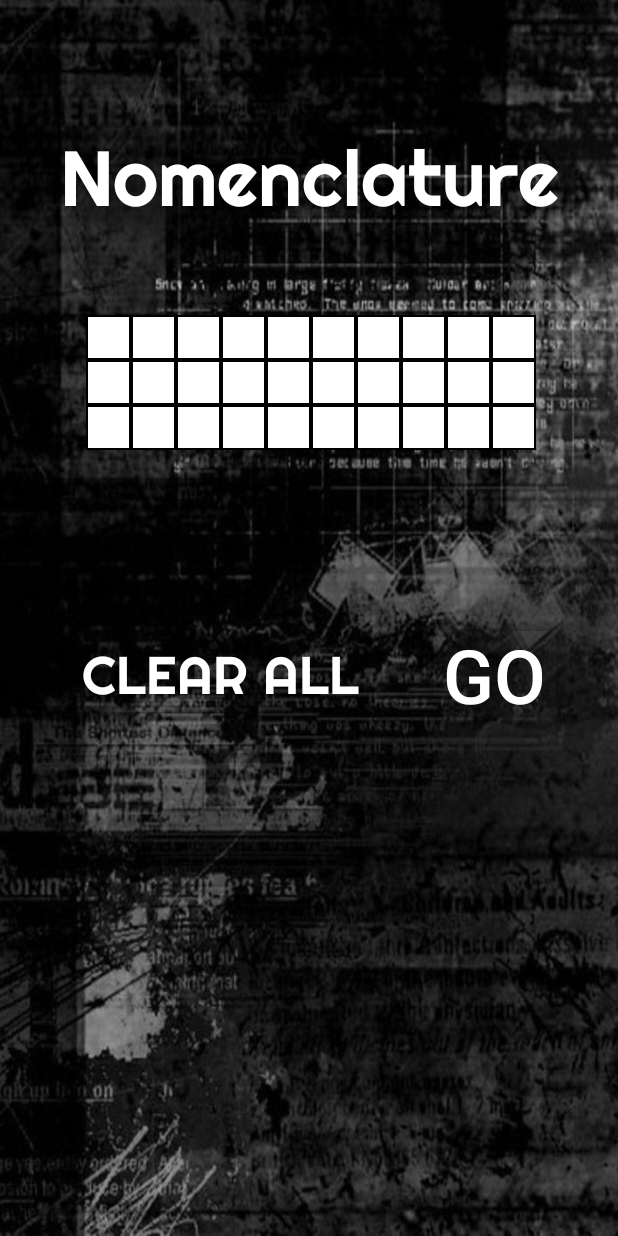
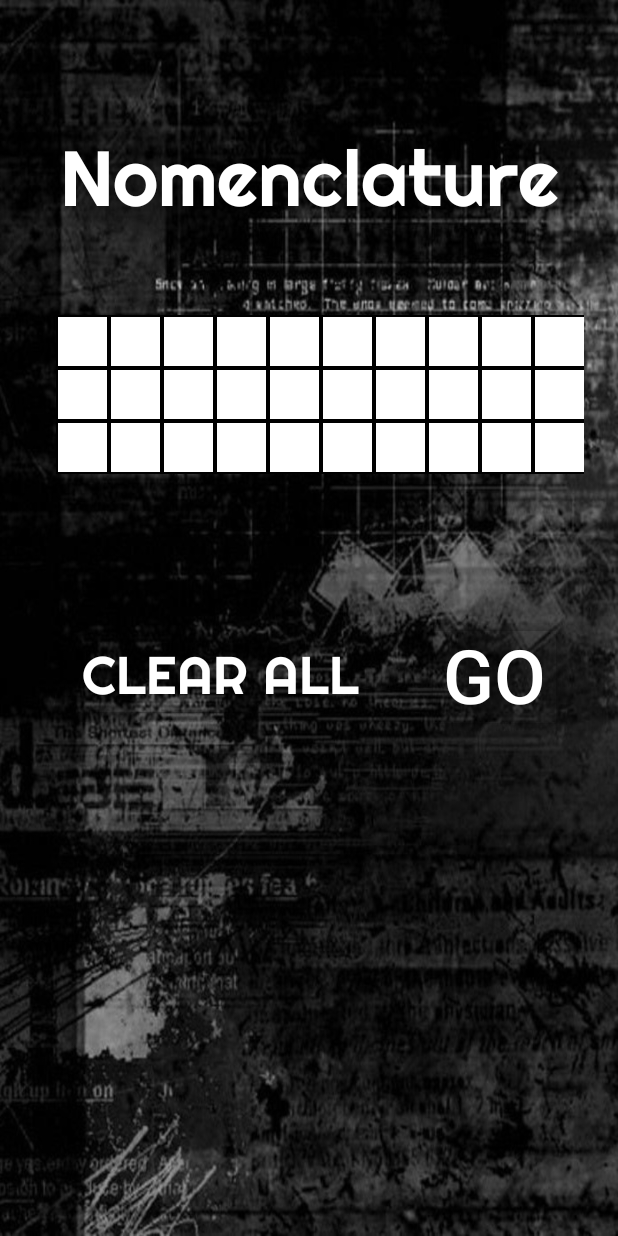
Before and after one commit to IonicNeel/iupac, an Android app: the screen it shows after launch (MainActivity), on a phone screen of 412 x 824 dp. Run offline under Robolectric (Android 15) with nearby library versions, the phone set to English and light mode, and no system bars.

Commit message:
ui adjustments

```diff
--- a/app/src/main/res/layout/activity_main.xml
+++ b/app/src/main/res/layout/activity_main.xml
@@ -10,21 +10,21 @@
 
     <androidx.gridlayout.widget.GridLayout
         android:id="@+id/maingrid"
-        android:layout_width="wrap_content"
-        android:layout_height="wrap_content"
+        android:layout_width="352dp"
+        android:layout_height="106dp"
         android:layout_marginStart="1dp"
         android:layout_marginTop="210dp"
         android:layout_marginEnd="1dp"
         app:layout_constraintEnd_toEndOf="parent"
-        app:layout_constraintHorizontal_bias="0.51"
+        app:layout_constraintHorizontal_bias="0.63"
         app:layout_constraintStart_toStartOf="parent"
         app:layout_constraintTop_toTopOf="parent">
 
 
         <EditText
             android:id="@+id/cell00"
-            android:layout_width="30dp"
-            android:layout_height="30dp"
+            android:layout_width="35dp"
+            android:layout_height="35dp"
             android:background="@drawable/border"
             android:clickable="false"
             android:maxLength="2"
@@ -35,8 +35,8 @@
 
         <EditText
             android:id="@+id/cell01"
-            android:layout_width="30dp"
-            android:layout_height="30dp"
+            android:layout_width="35dp"
+            android:layout_height="35dp"
             android:background="@drawable/border"
             android:maxLength="2"
             android:text=""
@@ -46,8 +46,8 @@
 
         <EditText
             android:id="@+id/cell02"
-            android:layout_width="30dp"
-            android:layout_height="30dp"
+            android:layout_width="35dp"
+            android:layout_height="35dp"
             android:background="@drawable/border"
             android:maxLength="2"
             android:text=""
@@ -57,8 +57,8 @@
 
         <EditText
             android:id="@+id/cell03"
-            android:layout_width="30dp"
-            android:layout_height="30dp"
+            android:layout_width="35dp"
+            android:layout_height="35dp"
             android:background="@drawable/border"
             android:maxLength="2"
             android:text=""
@@ -68,8 +68,8 @@
 
         <EditText
             android:id="@+id/cell04"
-            android:layout_width="30dp"
-            android:layout_height="30dp"
+            android:layout_width="35dp"
+            android:layout_height="35dp"
             android:background="@drawable/border"
             android:maxLength="2"
             android:text=""
@@ -79,8 +79,8 @@
 
         <EditText
             android:id="@+id/cell05"
-            android:layout_width="30dp"
-            android:layout_height="30dp"
+            android:layout_width="35dp"
+            android:layout_height="35dp"
             android:background="@drawable/border"
             android:maxLength="2"
             android:text=""
@@ -90,8 +90,8 @@
 
         <EditText
             android:id="@+id/cell06"
-            android:layout_width="30dp"
-            android:layout_height="30dp"
+            android:layout_width="35dp"
+            android:layout_height="35dp"
             android:background="@drawable/border"
             android:maxLength="2"
             android:text=""
@@ -101,8 +101,8 @@
 
         <EditText
             android:id="@+id/cell07"
-            android:layout_width="30dp"
-            android:layout_height="30dp"
+            android:layout_width="35dp"
+            android:layout_height="35dp"
             android:background="@drawable/border"
             android:maxLength="2"
             android:text=""
@@ -112,8 +112,8 @@
 
         <EditText
             android:id="@+id/cell08"
-            android:layout_width="30dp"
-            android:layout_height="30dp"
+            android:layout_width="35dp"
+            android:layout_height="35dp"
             android:background="@drawable/border"
             android:maxLength="2"
             android:text=""
@@ -123,8 +123,8 @@
 
         <EditText
             android:id="@+id/cell09"
-            android:layout_width="30dp"
-            android:layout_height="30dp"
+            android:layout_width="35dp"
+            android:layout_height="35dp"
             android:background="@drawable/border"
             android:maxLength="2"
             android:text=""
@@ -134,8 +134,8 @@
 
         <EditText
             android:id="@+id/cell10"
-            android:layout_width="30dp"
-            android:layout_height="30dp"
+            android:layout_width="35dp"
+            android:layout_height="35dp"
             android:background="@drawable/border"
             android:clickable="false"
             android:maxLength="2"
@@ -146,8 +146,8 @@
 
         <EditText
             android:id="@+id/cell11"
-            android:layout_width="30dp"
-            android:layout_height="30dp"
+            android:layout_width="35dp"
+            android:layout_height="35dp"
             android:background="@drawable/border"
             android:maxLength="2"
             android:text=""
@@ -157,8 +157,8 @@
 
         <EditText
             android:id="@+id/cell12"
-            android:layout_width="30dp"
-            android:layout_height="30dp"
+            android:layout_width="35dp"
+            android:layout_height="35dp"
             android:background="@drawable/border"
             android:maxLength="2"
             android:text=""
@@ -168,8 +168,8 @@
 
         <EditText
             android:id="@+id/cell13"
-            android:layout_width="30dp"
-            android:layout_height="30dp"
+            android:layout_width="35dp"
+            android:layout_height="35dp"
             android:background="@drawable/border"
             android:maxLength="2"
             android:text=""
@@ -179,8 +179,8 @@
 
         <EditText
             android:id="@+id/cell14"
-            android:layout_width="30dp"
-            android:layout_height="30dp"
+            android:layout_width="35dp"
+            android:layout_height="35dp"
             android:background="@drawable/border"
             android:maxLength="2"
             android:text=""
@@ -190,8 +190,8 @@
 
         <EditText
             android:id="@+id/cell15"
-            android:layout_width="30dp"
-            android:layout_height="30dp"
+            android:layout_width="35dp"
+            android:layout_height="35dp"
             android:background="@drawable/border"
             android:maxLength="2"
             android:text=""
@@ -201,8 +201,8 @@
 
         <EditText
             android:id="@+id/cell16"
-            android:layout_width="30dp"
-            android:layout_height="30dp"
+            android:layout_width="35dp"
+            android:layout_height="35dp"
             android:background="@drawable/border"
             android:maxLength="2"
             android:text=""
@@ -212,8 +212,8 @@
 
         <EditText
             android:id="@+id/cell17"
-            android:layout_width="30dp"
-            android:layout_height="30dp"
+            android:layout_width="35dp"
+            android:layout_height="35dp"
             android:background="@drawable/border"
             android:maxLength="2"
             android:text=""
@@ -223,8 +223,8 @@
 
         <EditText
             android:id="@+id/cell18"
-            android:layout_width="30dp"
-            android:layout_height="30dp"
+            android:layout_width="35dp"
+            android:layout_height="35dp"
             android:background="@drawable/border"
             android:maxLength="2"
             android:text=""
@@ -234,8 +234,8 @@
 
         <EditText
             android:id="@+id/cell19"
-            android:layout_width="30dp"
-            android:layout_height="30dp"
+            android:layout_width="35dp"
+            android:layout_height="35dp"
             android:background="@drawable/border"
             android:maxLength="2"
             android:text=""
@@ -245,8 +245,8 @@
 
         <EditText
             android:id="@+id/cell20"
-            android:layout_width="30dp"
-            android:layout_height="30dp"
+            android:layout_width="35dp"
+            android:layout_height="35dp"
             android:background="@drawable/border"
             android:clickable="false"
             android:maxLength="2"
@@ -257,8 +257,8 @@
 
         <EditText
             android:id="@+id/cell21"
-            android:layout_width="30dp"
-            android:layout_height="30dp"
+            android:layout_width="35dp"
+            android:layout_height="35dp"
             android:background="@drawable/border"
             android:maxLength="2"
             android:text=""
@@ -268,8 +268,8 @@
 
         <EditText
             android:id="@+id/cell22"
-            android:layout_width="30dp"
-            android:layout_height="30dp"
+            android:layout_width="35dp"
+            android:layout_height="35dp"
             android:background="@drawable/border"
             android:maxLength="2"
             android:text=""
@@ -279,8 +279,8 @@
 
         <EditText
             android:id="@+id/cell23"
-            android:layout_width="30dp"
-            android:layout_height="30dp"
+            android:layout_width="35dp"
+            android:layout_height="35dp"
             android:background="@drawable/border"
             android:maxLength="2"
             android:text=""
@@ -290,8 +290,8 @@
 
         <EditText
             android:id="@+id/cell24"
-            android:layout_width="30dp"
-            android:layout_height="30dp"
+            android:layout_width="35dp"
+            android:layout_height="35dp"
             android:background="@drawable/border"
             android:maxLength="2"
             android:text=""
@@ -301,8 +301,8 @@
 
         <EditText
             android:id="@+id/cell25"
-            android:layout_width="30dp"
-            android:layout_height="30dp"
+            android:layout_width="35dp"
+            android:layout_height="35dp"
             android:background="@drawable/border"
             android:maxLength="2"
             android:text=""
@@ -312,8 +312,8 @@
 
         <EditText
             android:id="@+id/cell26"
-            android:layout_width="30dp"
-            android:layout_height="30dp"
+            android:layout_width="35dp"
+            android:layout_height="35dp"
             android:background="@drawable/border"
             android:maxLength="2"
             android:text=""
@@ -323,8 +323,8 @@
 
         <EditText
             android:id="@+id/cell27"
-            android:layout_width="30dp"
-            android:layout_height="30dp"
+            android:layout_width="35dp"
+            android:layout_height="35dp"
             android:background="@drawable/border"
             android:maxLength="2"
             android:text=""
@@ -334,8 +334,8 @@
 
         <EditText
             android:id="@+id/cell28"
-            android:layout_width="30dp"
-            android:layout_height="30dp"
+            android:layout_width="35dp"
+            android:layout_height="35dp"
             android:background="@drawable/border"
             android:maxLength="2"
             android:text=""
@@ -345,8 +345,8 @@
 
         <EditText
             android:id="@+id/cell29"
-            android:layout_width="30dp"
-            android:layout_height="30dp"
+            android:layout_width="35dp"
+            android:layout_height="35dp"
             android:background="@drawable/border"
             android:maxLength="2"
             android:text=""
@@ -400,7 +400,7 @@
         android:text="Answer:-"
         android:textAlignment="center"
         android:textColor="@android:color/white"
-        android:textSize="38dp"
+        android:textSize="42dp"
         android:visibility="invisible"
         app:layout_constraintBottom_toBottomOf="parent"
         app:layout_constraintEnd_toEndOf="parent"
--- a/app/src/main/res/layout/activity_splash.xml
+++ b/app/src/main/res/layout/activity_splash.xml
@@ -13,16 +13,16 @@
         android:id="@+id/imageView"
         android:layout_width="250dp"
         android:layout_height="200dp"
-        app:srcCompat="@drawable/logosmol"
-        app:layout_constraintTop_toTopOf="parent"
+        android:layout_marginLeft="8dp"
         android:layout_marginTop="8dp"
         android:layout_marginRight="8dp"
+        android:layout_marginBottom="8dp"
+        app:layout_constraintBottom_toBottomOf="parent"
+        app:layout_constraintLeft_toLeftOf="parent"
         app:layout_constraintRight_toRightOf="parent"
-        android:layout_marginLeft="8dp"
-        app:layout_constraintLeft_toLeftOf="parent"
-        app:layout_constraintBottom_toBottomOf="parent"
-        android:layout_marginBottom="8dp"
-        app:layout_constraintVertical_bias="0.447" />
+        app:layout_constraintTop_toTopOf="parent"
+        app:layout_constraintVertical_bias="0.51"
+        app:srcCompat="@drawable/logosmol" />
 
     <TextView
         android:id="@+id/Title"
```
